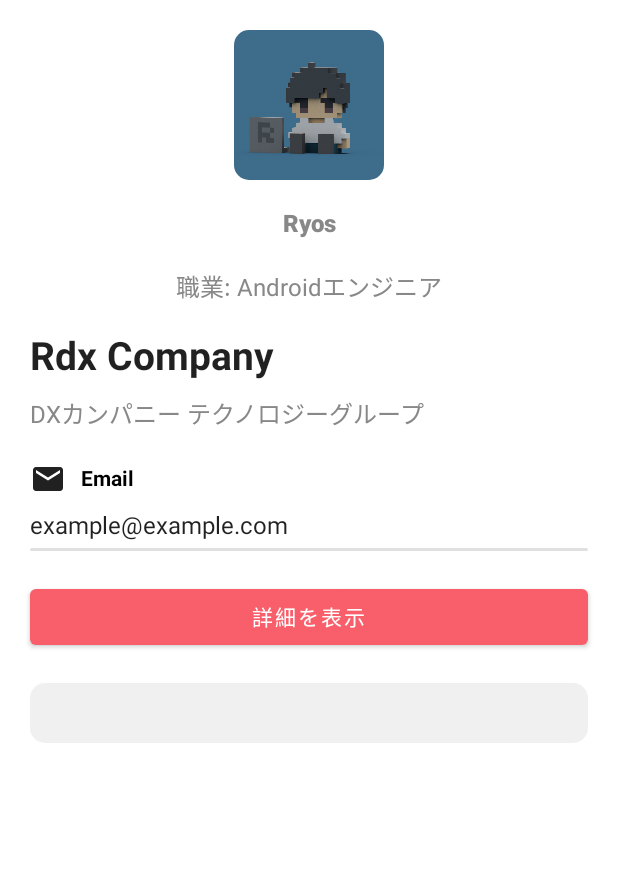
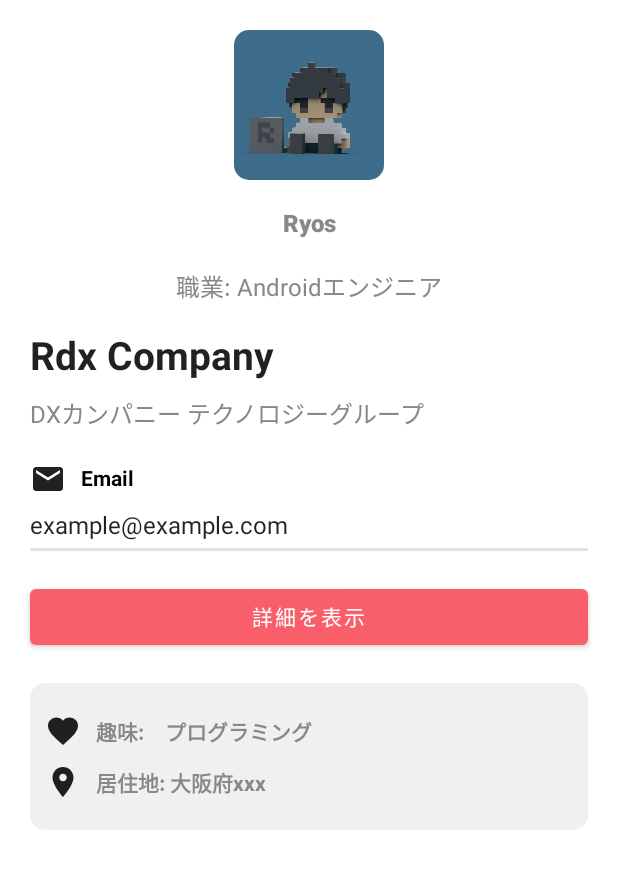
Before and after one commit to ryo-tom/tutorial_JetProfile, an Android app built with Jetpack Compose: the screen it shows after launch (MainActivity), on a phone screen of 412 x 824 dp. Shown: the top 869 px of the screen. Run offline under Robolectric (Android 15) with nearby library versions, the phone set to English and light mode, and no system bars.

Commit message:
s2: UIベース完成

```diff
--- a/app/src/main/java/com/example/jetprofile/MainActivity.kt
+++ b/app/src/main/java/com/example/jetprofile/MainActivity.kt
@@ -10,6 +10,8 @@ import androidx.compose.foundation.shape.RoundedCornerShape
 import androidx.compose.material.*
 import androidx.compose.material.icons.Icons
 import androidx.compose.material.icons.filled.Email
+import androidx.compose.material.icons.filled.Favorite
+import androidx.compose.material.icons.filled.LocationOn
 import androidx.compose.runtime.Composable
 import androidx.compose.ui.Alignment
 import androidx.compose.ui.Modifier
@@ -118,7 +120,13 @@ class MainActivity : ComponentActivity() {
                                 .background(Color.LightGray.copy(alpha = 0.3f))
                                 .padding(horizontal = 10.dp, vertical = 20.dp)
                         ) {
-                            // TODO: EmailのUI部分をComposableにして使い回す
+                            Label(
+                                icon = Icons.Default.Favorite,
+                                text = "趣味:　プログラミング",
+                                color = Color.Gray
+                            )
+                            Spacer(modifier = Modifier.height(10.dp))
+                            Label(icon = Icons.Default.LocationOn, text = "居住地: 大阪府xxx", color = Color.Gray)
                         }
                     }
 
```
